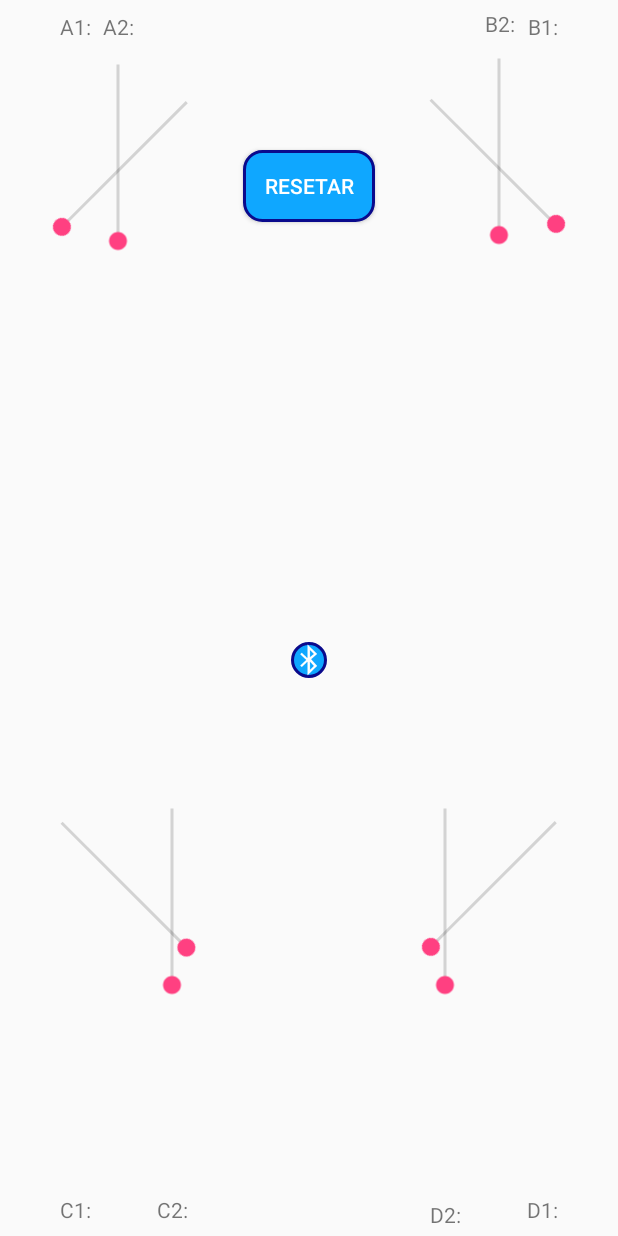
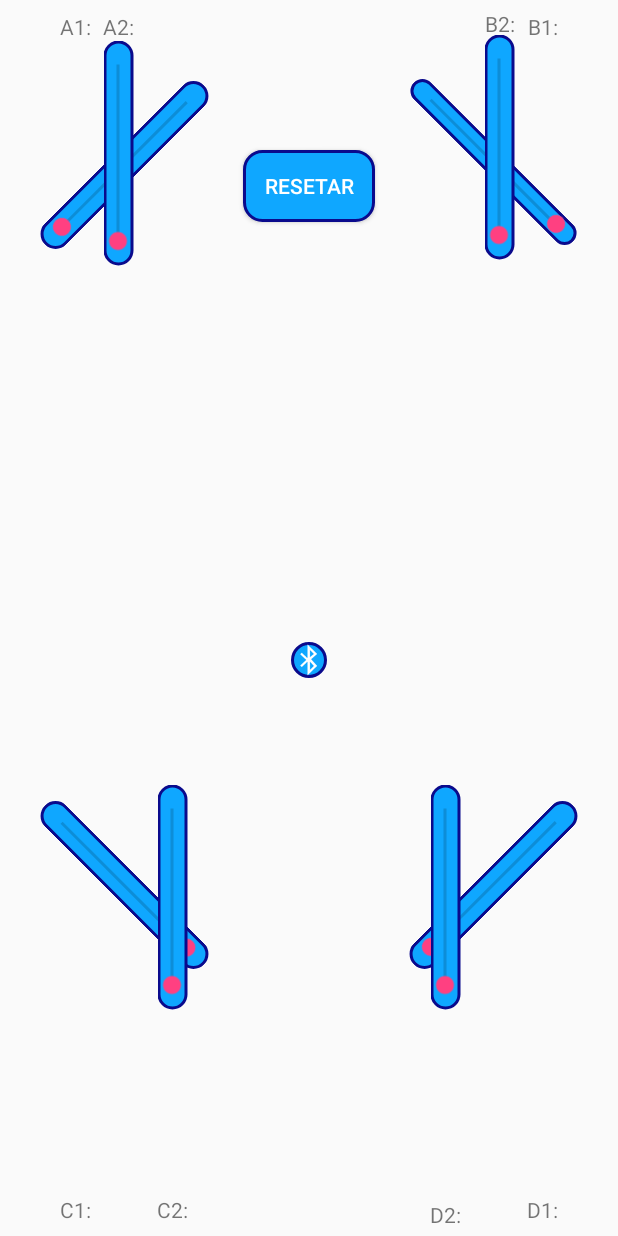
Before and after one commit to roboticanasescolas/AndroidApp, an Android app: the layout activity_joy_aranha.xml on its own in the app's theme, with its tools: preview values and no code run, on a phone screen of 412 x 824 dp. Run offline under Robolectric (Android 15) with nearby library versions, the phone set to English and light mode, and no system bars.

Commit message:
"Modo hard do joyAranha, tela de conexão da aranha, ajuste para conexão com a aranha, add TextView na lista de dispositivos, mudança da versão para update"

```diff
--- a/app/build.gradle
+++ b/app/build.gradle
@@ -8,7 +8,7 @@ android {
         minSdkVersion 15
         targetSdkVersion 26
         versionCode 1
-        versionName "1.3"
+        versionName "1.4"
         testInstrumentationRunner "android.support.test.runner.AndroidJUnitRunner"
     }
     buildTypes {
--- a/app/src/main/java/br/ufc/quixada/roboticaescolas/TelaConfBraco.java
+++ b/app/src/main/java/br/ufc/quixada/roboticaescolas/TelaConfBraco.java
@@ -3,6 +3,7 @@ package br.ufc.quixada.roboticaescolas;
 import android.content.Intent;
 import android.support.v7.app.AppCompatActivity;
 import android.os.Bundle;
+import android.util.Log;
 import android.view.View;
 import android.widget.Button;
 import android.widget.Toast;
@@ -24,8 +25,11 @@ public class TelaConfBraco extends AppCompatActivity {
         b_play.setOnClickListener(new View.OnClickListener() {
             @Override
             public void onClick(View view) {
-                //Chamar Joystickk
+                //Chamar Conexao
+                Bundle parametros = new Bundle();
+                parametros.putString("key", "braco");
                 Intent it = new Intent(TelaConfBraco.this, MainActivity.class);
+                it.putExtras(parametros);
                 startActivity(it);
             }
         });
--- a/app/src/main/res/layout/activity_joy_aranha.xml
+++ b/app/src/main/res/layout/activity_joy_aranha.xml
@@ -52,7 +52,8 @@
         android:layout_marginLeft="8dp"
         android:layout_marginTop="80dp"
         android:layout_marginBottom="8dp"
-        android:max="100"
+        android:background="@drawable/buttonshape"
+        android:max="170"
         android:rotation="315"
         app:layout_constraintBottom_toBottomOf="@+id/bReset"
         app:layout_constraintStart_toStartOf="parent"
@@ -65,8 +66,9 @@
         android:layout_marginTop="8dp"
         android:layout_marginEnd="8dp"
         android:layout_marginRight="8dp"
+        android:background="@drawable/buttonshape"
         android:layout_marginBottom="8dp"
-        android:max="100"
+        android:max="170"
         android:rotation="225"
         app:layout_constraintBottom_toBottomOf="@+id/bReset"
         app:layout_constraintEnd_toEndOf="parent"
@@ -79,9 +81,10 @@
         android:layout_height="20dp"
         android:layout_marginStart="8dp"
         android:layout_marginLeft="8dp"
+        android:background="@drawable/buttonshape"
         android:layout_marginTop="8dp"
         android:layout_marginBottom="80dp"
-        android:max="100"
+        android:max="170"
         android:rotation="225"
         app:layout_constraintBottom_toBottomOf="parent"
         app:layout_constraintStart_toStartOf="parent"
@@ -95,7 +98,8 @@
         android:layout_marginEnd="8dp"
         android:layout_marginRight="8dp"
         android:layout_marginBottom="80dp"
-        android:max="100"
+        android:background="@drawable/buttonshape"
+        android:max="170"
         android:rotation="315"
         app:layout_constraintBottom_toBottomOf="parent"
         app:layout_constraintEnd_toEndOf="parent"
@@ -153,7 +157,8 @@
         android:layout_marginEnd="4dp"
         android:layout_marginRight="4dp"
         android:layout_marginBottom="8dp"
-        android:max="100"
+        android:background="@drawable/buttonshape"
+        android:max="150"
         android:rotation="270"
         app:layout_constraintBottom_toBottomOf="parent"
         app:layout_constraintEnd_toStartOf="@+id/bConectar"
@@ -168,7 +173,8 @@
         android:layout_marginLeft="8dp"
         android:layout_marginTop="88dp"
         android:layout_marginBottom="8dp"
-        android:max="100"
+        android:max="150"
+        android:background="@drawable/buttonshape"
         android:rotation="270"
         app:layout_constraintBottom_toBottomOf="@+id/seekBar_b1"
         app:layout_constraintStart_toEndOf="@+id/bReset"
@@ -182,8 +188,9 @@
         android:layout_marginLeft="4dp"
         android:layout_marginTop="8dp"
         android:layout_marginBottom="8dp"
-        android:max="100"
+        android:max="150"
         android:rotation="270"
+        android:background="@drawable/buttonshape"
         app:layout_constraintBottom_toBottomOf="parent"
         app:layout_constraintStart_toEndOf="@+id/bConectar"
         app:layout_constraintTop_toTopOf="@+id/seekBar_d1"
@@ -195,9 +202,10 @@
         android:layout_height="20dp"
         android:layout_marginTop="8dp"
         android:layout_marginEnd="8dp"
+        android:background="@drawable/buttonshape"
         android:layout_marginRight="8dp"
         android:layout_marginBottom="8dp"
-        android:max="100"
+        android:max="150"
         android:rotation="270"
         app:layout_constraintBottom_toBottomOf="@+id/seekBar_a1"
         app:layout_constraintEnd_toStartOf="@+id/bReset"
--- a/app/src/main/res/layout/activity_tela_conf_braco.xml
+++ b/app/src/main/res/layout/activity_tela_conf_braco.xml
@@ -13,7 +13,7 @@
         android:layout_marginTop="156dp"
         android:layout_marginBottom="79dp"
         android:background="@drawable/buttonshape"
-        android:text="@string/play"
+        android:text="@string/Conectar"
         app:layout_constraintBottom_toTopOf="@+id/confBracoServos"
         app:layout_constraintEnd_toEndOf="@+id/confBracoServos"
         app:layout_constraintStart_toStartOf="@+id/confBracoServos"
--- a/app/src/main/res/values/strings.xml
+++ b/app/src/main/res/values/strings.xml
@@ -2,7 +2,6 @@
     <string name="app_name">Robo-QXD</string>
     <string name="title_activity_joystick">joystick</string>
     <string name="Resetar">Resetar</string>
-    <string name="Conectar">Conectar</string>
     <string name="A1">A1: </string>
     <string name="B1">B1: </string>
     <string name="C1">C1: </string>
@@ -13,5 +12,6 @@
     <string name="D2">D2: </string>
     <string name="play">PLAY </string>
     <string name="ConfServo">Configurar Servo</string>
+    <string name="Conectar">Conectar</string>
     <string name="title_activity_tela_de_programacao">TelaDeProgramacao</string>
 </resources>
```
Also changed, not shown: app/src/main/AndroidManifest.xml (+5 -4 lines), app/src/main/java/br/ufc/quixada/roboticaescolas/MainActivity.java (+16 -62 lines), app/src/main/java/br/ufc/quixada/roboticaescolas/MainSelecionarRobo.java (+5 -2 lines), app/src/main/java/br/ufc/quixada/roboticaescolas/joyAranha.java (+34 -26 lines), app/src/main/java/br/ufc/quixada/roboticaescolas/telaConfAran.java (added, +35 -0 lines), app/src/main/res/layout/activity_lista_dispositivos.xml (+11 -2 lines), app/src/main/res/layout/activity_tela_conf_aran.xml (added, +25 -0 lines), 6 other files.
